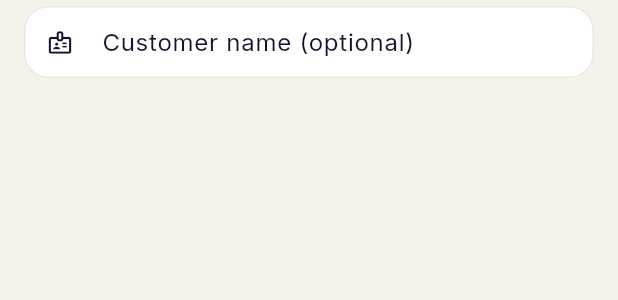
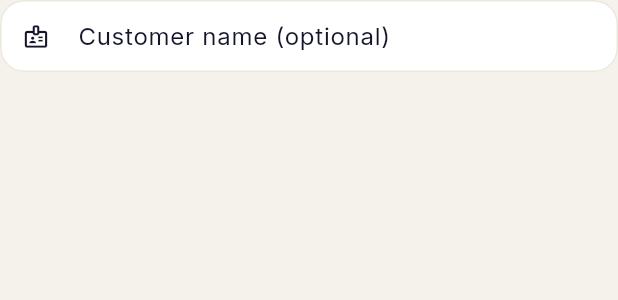
Before and after one commit to krut-tech/Belling, a Flutter app: the _CustomerNameField widget shown alone on an empty page, opened directly, on a phone screen of 412 x 824 dp. Shown: the top 300 px of the screen. Run offline on Flutter 3.47's test engine with Material 3 defaults, Android fonts, the phone set to English and light mode, and no system bars; our stand-ins replace connectivity_plus, drift, drift_flutter, file_picker, flutter_local_notifications, flutter_riverpod and 9 more; missing offline and left inert: mobile_scanner, sqlite3; accounts and stored records are empty; generated files the repository leaves out were written again; network calls fail.

Commit message:
New Bill: fix double padding on customer name field
Co-Authored-By: Claude Sonnet 5.5 <noreply@anthropic.com>
Claude-Session: https://claude.ai/code/session_01Mm5DrouK3A1K7Trb8X9zXz

```diff
--- a/lib/features/sell/new_bill_page.dart
+++ b/lib/features/sell/new_bill_page.dart
@@ -1185,7 +1185,7 @@ class _CustomerNameFieldState extends ConsumerState<_CustomerNameField> {
       if (next.isEmpty && _c.text.isNotEmpty) _c.clear();
     });
     return Padding(
-      padding: const EdgeInsets.fromLTRB(16, 4, 16, 0),
+      padding: EdgeInsets.zero,
       child: TextField(
         controller: _c,
         textCapitalization: TextCapitalization.words,
```
